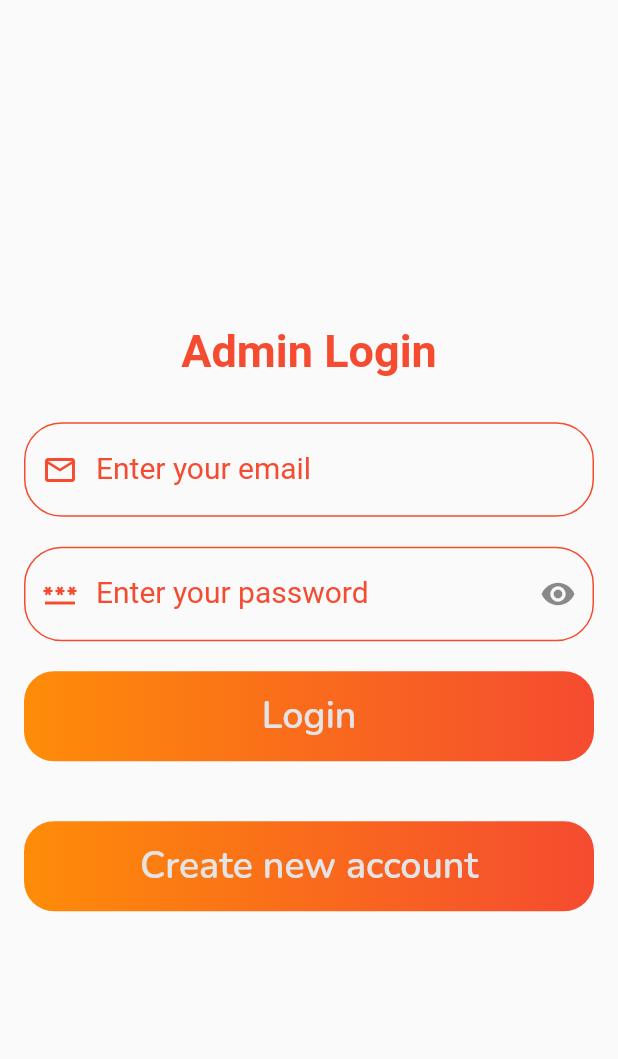
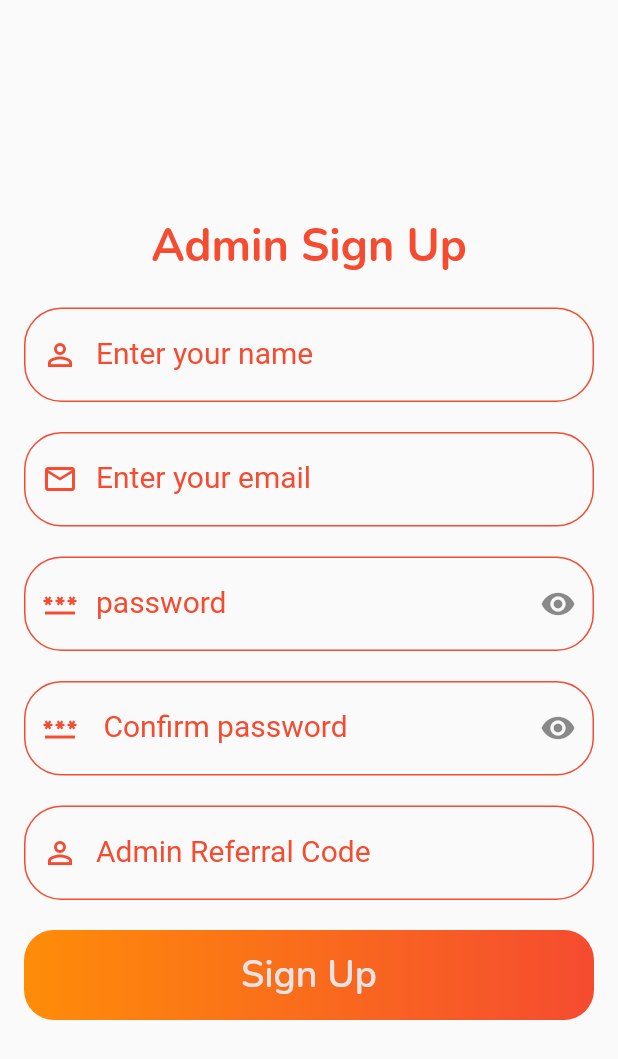
Before and after one commit to Tofazzal-2443/Library-Management, a Flutter app: the screen it shows after launch, on a phone screen of 412 x 824 dp. Shown: the top 1059 px of the screen. Run offline on Flutter 3.47's test engine with Material 2 defaults, Android fonts, the phone set to English and light mode, and no system bars; our stand-ins replace google_fonts, new_gradient_app_bar.

Commit message:
Signup Page design

```diff
--- a/lib/main.dart
+++ b/lib/main.dart
@@ -1,5 +1,6 @@
 import 'package:flutter/material.dart';
 import 'package:library_management/pages/admin/login_page.dart';
+import 'package:library_management/pages/admin/signup_page.dart';
 import 'package:library_management/pages/home__page.dart';
 
 void main() {
@@ -19,7 +20,7 @@ class MyApp extends StatelessWidget {
 
         primarySwatch: Colors.blue,
       ),
-      home: LoginPage(),
+      home: SignUpPage(),
     );
   }
 }
--- /dev/null
+++ b/lib/pages/admin/signup_page.dart
@@ -0,0 +1,304 @@
+import 'package:flutter/material.dart';
+import 'package:library_management/custom_widgets/common_button.dart';
+import 'package:library_management/custom_widgets/texts_and_color.dart';
+
+class SignUpPage extends StatefulWidget {
+  const SignUpPage({Key? key}) : super(key: key);
+
+  @override
+  State<SignUpPage> createState() => _SignUpPageState();
+}
+
+class _SignUpPageState extends State<SignUpPage> {
+  final _formKey = GlobalKey();
+  final nameController = TextEditingController();
+  final passwordController = TextEditingController();
+  bool _isObsecure = true;
+
+  @override
+  Widget build(BuildContext context) {
+    return Scaffold(
+      body: Padding(
+        padding: const EdgeInsets.all(16),
+        child: Center(
+          child: Column(
+            mainAxisAlignment: MainAxisAlignment.center,
+            children: [
+              Text(
+                "Admin Sign Up",
+                style: myStyle(
+                  30,
+                  clrText,
+                  FontWeight.bold,
+                ),
+              ),
+              SizedBox(
+                height: 20,
+              ),
+              Form(
+                key: _formKey,
+                child: Column(
+                  children: [
+                    //*************Name Text field
+                    TextFormField(
+                      style: TextStyle(
+                        fontSize: 20,
+                      ),
+                      decoration: InputDecoration(
+                        enabledBorder: OutlineInputBorder(
+                          borderRadius: BorderRadius.circular(25),
+                          borderSide: BorderSide(
+                            color: clrText,
+                          ),
+                        ),
+                        focusedBorder: OutlineInputBorder(
+                          borderRadius: BorderRadius.circular(25),
+                          borderSide: BorderSide(
+                            color: clrText,
+                          ),
+                        ),
+                        errorBorder: OutlineInputBorder(
+                          borderRadius: BorderRadius.circular(25),
+                          borderSide: BorderSide(
+                            color: clrText,
+                          ),
+                        ),
+                        focusedErrorBorder: OutlineInputBorder(
+                          borderRadius: BorderRadius.circular(25),
+                          borderSide: BorderSide(
+                            color: Colors.red,
+                          ),
+                        ),
+                        errorStyle: TextStyle(color: Colors.redAccent),
+                        hintText: "Enter your name",
+                        labelText: "Enter your name",
+                        labelStyle: TextStyle(
+                          color: clrText,
+                        ),
+                        prefixIcon: Icon(
+                          Icons.person_outline,
+                          color: clrText,
+                        ),
+                      ),
+                    ),
+                    SizedBox(
+                      height: 20,
+                    ),
+
+                    // **************** Email Text Field
+                    TextFormField(
+                      validator: (value) {
+                        // Check if this field is empty
+                        if (value == null || value.isEmpty) {
+                          return 'This field is required';
+                        }
+
+                        // using regular expression
+                        if (!RegExp(r'\S+@\S+\.\S+').hasMatch(value)) {
+                          return "Please enter a valid email address";
+                        }
+
+                        // the email is valid
+                        return null;
+                      },
+                      style: TextStyle(
+                        fontSize: 20,
+                      ),
+                      decoration: InputDecoration(
+                        enabledBorder: OutlineInputBorder(
+                          borderRadius: BorderRadius.circular(25),
+                          borderSide: BorderSide(
+                            color: clrText,
+                          ),
+                        ),
+                        focusedBorder: OutlineInputBorder(
+                          borderRadius: BorderRadius.circular(25),
+                          borderSide: BorderSide(
+                            color: clrText,
+                          ),
+                        ),
+                        errorBorder: OutlineInputBorder(
+                          borderRadius: BorderRadius.circular(25),
+                          borderSide: BorderSide(
+                            color: clrText,
+                          ),
+                        ),
+                        focusedErrorBorder: OutlineInputBorder(
+                          borderRadius: BorderRadius.circular(25),
+                          borderSide: BorderSide(
+                            color: Colors.red,
+                          ),
+                        ),
+                        errorStyle: TextStyle(color: Colors.redAccent),
+                        hintText: "Enter your email",
+                        labelText: "Enter your email",
+                        labelStyle: TextStyle(
+                          color: clrText,
+                        ),
+                        prefixIcon: Icon(
+                          Icons.email_outlined,
+                          color: clrText,
+                        ),
+                      ),
+                    ),
+                    SizedBox(
+                      height: 20,
+                    ),
+
+                    //********* password Text field
+                    TextFormField(
+                      style: TextStyle(
+                        fontSize: 20,
+                      ),
+                      decoration: InputDecoration(
+                        enabledBorder: OutlineInputBorder(
+                          borderRadius: BorderRadius.circular(25),
+                          borderSide: BorderSide(
+                            color: clrText,
+                          ),
+                        ),
+                        focusedBorder: OutlineInputBorder(
+                          borderRadius: BorderRadius.circular(25),
+                          borderSide: BorderSide(
+                            color: clrText,
+                          ),
+                        ),
+                        errorBorder: OutlineInputBorder(
+                          borderRadius: BorderRadius.circular(25),
+                          borderSide: BorderSide(
+                            color: clrText,
+                          ),
+                        ),
+                        focusedErrorBorder: OutlineInputBorder(
+                          borderRadius: BorderRadius.circular(25),
+                          borderSide: BorderSide(
+                            color: Colors.red,
+                          ),
+                        ),
+                        errorStyle: TextStyle(color: Colors.redAccent),
+                        hintText: "password",
+                        labelText: "password",
+                        labelStyle: TextStyle(
+                          color: clrText,
+                        ),
+                        prefixIcon: Icon(
+                          Icons.password,
+                          color: clrText,
+                        ),
+                        suffixIcon: Icon(_isObsecure
+                            ? Icons.visibility
+                            : Icons.visibility_off),
+                      ),
+                    ),
+
+                    SizedBox(
+                      height: 20,
+                    ),
+
+                    //********************* password Text field
+                    TextFormField(
+                      style: TextStyle(
+                        fontSize: 20,
+                      ),
+                      decoration: InputDecoration(
+                        enabledBorder: OutlineInputBorder(
+                          borderRadius: BorderRadius.circular(25),
+                          borderSide: BorderSide(
+                            color: clrText,
+                          ),
+                        ),
+                        focusedBorder: OutlineInputBorder(
+                          borderRadius: BorderRadius.circular(25),
+                          borderSide: BorderSide(
+                            color: clrText,
+                          ),
+                        ),
+                        errorBorder: OutlineInputBorder(
+                          borderRadius: BorderRadius.circular(25),
+                          borderSide: BorderSide(
+                            color: clrText,
+                          ),
+                        ),
+                        focusedErrorBorder: OutlineInputBorder(
+                          borderRadius: BorderRadius.circular(25),
+                          borderSide: BorderSide(
+                            color: Colors.red,
+                          ),
+                        ),
+                        errorStyle: TextStyle(color: Colors.redAccent),
+                        hintText: "Confirm password",
+                        labelText: " Confirm password",
+                        labelStyle: TextStyle(
+                          color: clrText,
+                        ),
+                        prefixIcon: Icon(
+                          Icons.password,
+                          color: clrText,
+                        ),
+                        suffixIcon: Icon(_isObsecure
+                            ? Icons.visibility
+                            : Icons.visibility_off),
+                      ),
+                    ),
+                    SizedBox(
+                      height: 20,
+                    ),
+                    //********************Admin Referral Code Text field
+                    TextFormField(
+                      style: TextStyle(
+                        fontSize: 20,
+                      ),
+                      decoration: InputDecoration(
+                        enabledBorder: OutlineInputBorder(
+                          borderRadius: BorderRadius.circular(25),
+                          borderSide: BorderSide(
+                            color: clrText,
+                          ),
+                        ),
+                        focusedBorder: OutlineInputBorder(
+                          borderRadius: BorderRadius.circular(25),
+                          borderSide: BorderSide(
+                            color: clrText,
+                          ),
+                        ),
+                        errorBorder: OutlineInputBorder(
+                          borderRadius: BorderRadius.circular(25),
+                          borderSide: BorderSide(
+                            color: clrText,
+                          ),
+                        ),
+                        focusedErrorBorder: OutlineInputBorder(
+                          borderRadius: BorderRadius.circular(25),
+                          borderSide: BorderSide(
+                            color: Colors.red,
+                          ),
+                        ),
+                        errorStyle: TextStyle(color: Colors.redAccent),
+                        hintText: "Admin Referral Code",
+                        labelText: "Admin Referral Code",
+                        labelStyle: TextStyle(
+                          color: clrText,
+                        ),
+                        prefixIcon: Icon(
+                          Icons.person_outline,
+                          color: clrText,
+                        ),
+                      ),
+                    ),
+                  ],
+                ),
+              ),
+              SizedBox(
+                height: 20,
+              ),
+              CommonButton(
+                text: "Sign Up",
+                onTap: () {},
+              ),
+            ],
+          ),
+        ),
+      ),
+    );
+  }
+}
```
